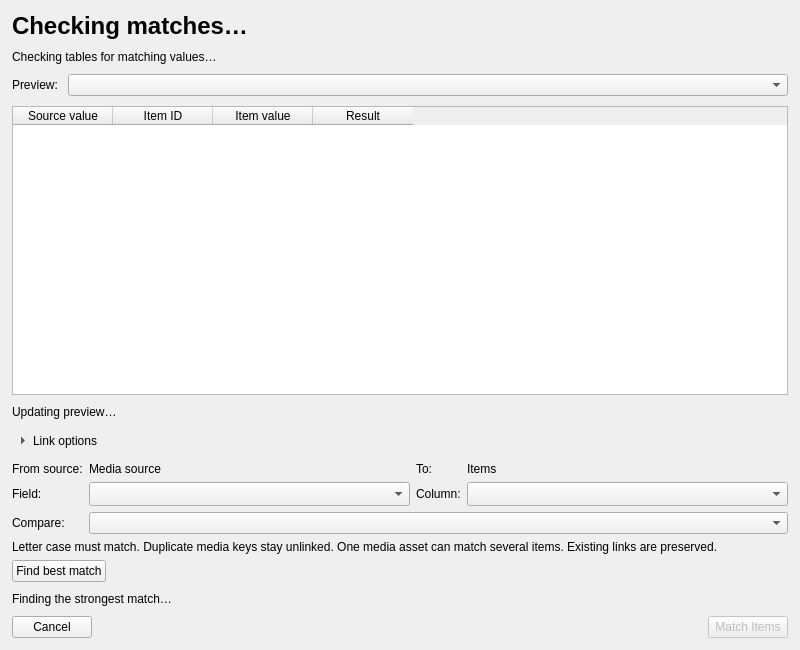
This is src/AssetsArea/ui/media_link_dialog.ui in eidora-desktop/EIDORA as Qt 5 draws it before an edit. The edited form follows.
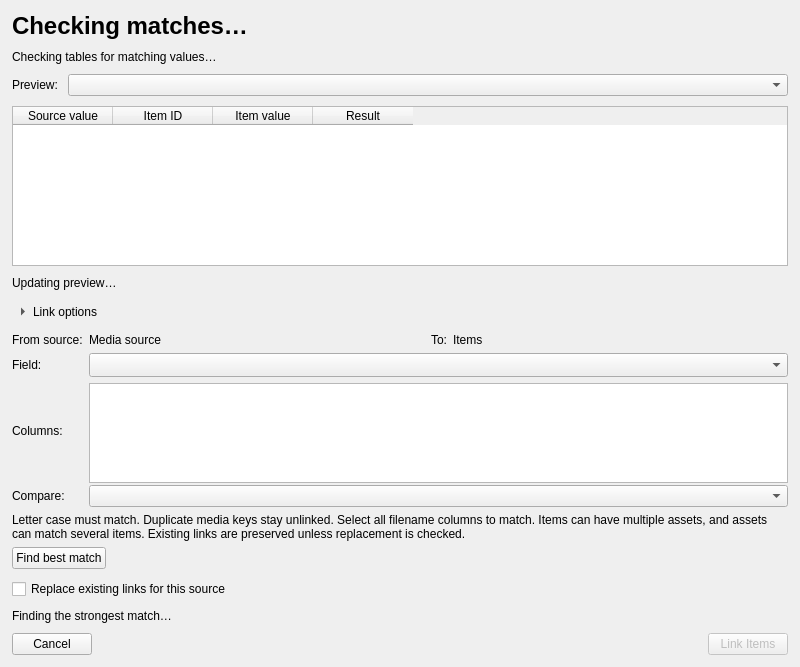
This is the edited form.

Commit message: Improve media source rows, linking, and folder registration

Diff of the .ui file:
```diff
--- a/src/AssetsArea/ui/media_link_dialog.ui
+++ b/src/AssetsArea/ui/media_link_dialog.ui
@@ -22,7 +22,8 @@
   <property name="surfaceRole" stdset="0">
    <string>panel</string>
   </property>
-  <layout class="QVBoxLayout" name="layout_link_tables" stretch="0,0,0,1,0,0,0,0,0">
+  <layout class="QVBoxLayout" name="layout_link_tables" stretch="0,0,0,1,0,0,0,0,0,0">
+   <property name="sizeConstraint"><enum>QLayout::SizeConstraint::SetMinimumSize</enum></property>
    <property name="spacing">
     <number>10</number>
    </property>
@@ -178,7 +179,7 @@
        <number>0</number>
       </property>
       <item>
-       <layout class="QGridLayout" name="layout_matching" columnstretch="0,1,0,1">
+       <layout class="QGridLayout" name="layout_matching" columnstretch="0,1,0,1" rowminimumheight="0,0,110,0">
         <item row="0" column="0">
          <widget class="QLabel" name="label_source_table">
           <property name="text">
@@ -229,7 +230,7 @@
           </property>
          </widget>
         </item>
-        <item row="1" column="1">
+        <item row="1" column="1" colspan="3">
          <widget class="QComboBox" name="combo_source_field">
           <property name="accessibleName">
            <string>Media source field</string>
@@ -242,30 +243,25 @@
           </property>
          </widget>
         </item>
-        <item row="1" column="2">
-         <widget class="QLabel" name="label_target_column">
-          <property name="text">
-           <string>Column:</string>
-          </property>
-          <property name="buddy">
-           <cstring>combo_metadata_column</cstring>
-          </property>
-         </widget>
-        </item>
-        <item row="1" column="3">
-         <widget class="QComboBox" name="combo_metadata_column">
-          <property name="accessibleName">
-           <string>Item metadata column</string>
-          </property>
-          <property name="sizeAdjustPolicy">
-           <enum>QComboBox::SizeAdjustPolicy::AdjustToMinimumContentsLengthWithIcon</enum>
-          </property>
-          <property name="minimumContentsLength">
-           <number>14</number>
-          </property>
-         </widget>
-        </item>
         <item row="2" column="0">
+         <widget class="QLabel" name="label_target_column">
+          <property name="text">
+           <string>Columns:</string>
+          </property>
+          <property name="buddy">
+           <cstring>list_metadata_columns</cstring>
+          </property>
+         </widget>
+        </item>
+        <item row="2" column="1" colspan="3">
+         <widget class="QListWidget" name="list_metadata_columns">
+          <property name="accessibleName"><string>Item metadata columns</string></property>
+          <property name="minimumSize"><size><width>180</width><height>100</height></size></property>
+          <property name="maximumHeight"><number>150</number></property>
+          <property name="selectionMode"><enum>QAbstractItemView::SelectionMode::NoSelection</enum></property>
+         </widget>
+        </item>
+        <item row="3" column="0">
          <widget class="QLabel" name="label_comparison">
           <property name="text">
            <string>Compare:</string>
@@ -275,7 +271,7 @@
           </property>
          </widget>
         </item>
-        <item row="2" column="1" colspan="3">
+        <item row="3" column="1" colspan="3">
          <widget class="QComboBox" name="combo_comparison" />
         </item>
        </layout>
@@ -283,7 +279,7 @@
       <item>
        <widget class="QLabel" name="label_matching_rules">
         <property name="text">
-         <string>Letter case must match. Duplicate media keys stay unlinked. One media asset can match several items. Existing links are preserved.</string>
+         <string>Letter case must match. Duplicate media keys stay unlinked. Select all filename columns to match. Items can have multiple assets, and assets can match several items. Existing links are preserved unless replacement is checked.</string>
         </property>
         <property name="wordWrap">
          <bool>true</bool>
@@ -306,6 +302,13 @@
      </layout>
     </widget>
    </item>
+   <item>
+    <widget class="QCheckBox" name="check_replace_existing_links">
+     <property name="text"><string>Replace existing links for this source</string></property>
+     <property name="checked"><bool>false</bool></property>
+     <property name="toolTip"><string>Unchecked: add matching links and keep existing links. Checked: also remove this source’s links that do not match the selected settings.</string></property>
+    </widget>
+   </item>
    <item>
     <widget class="QLabel" name="label_preview_status">
      <property name="text">
@@ -350,7 +353,7 @@
         <bool>false</bool>
        </property>
        <property name="text">
-        <string>Match Items</string>
+        <string>Link Items</string>
        </property>
        <property name="default">
         <bool>true</bool>
```
Left out of the diff: 5 changed lines with no effect on the pictures. The commit also changes 22 other files.
